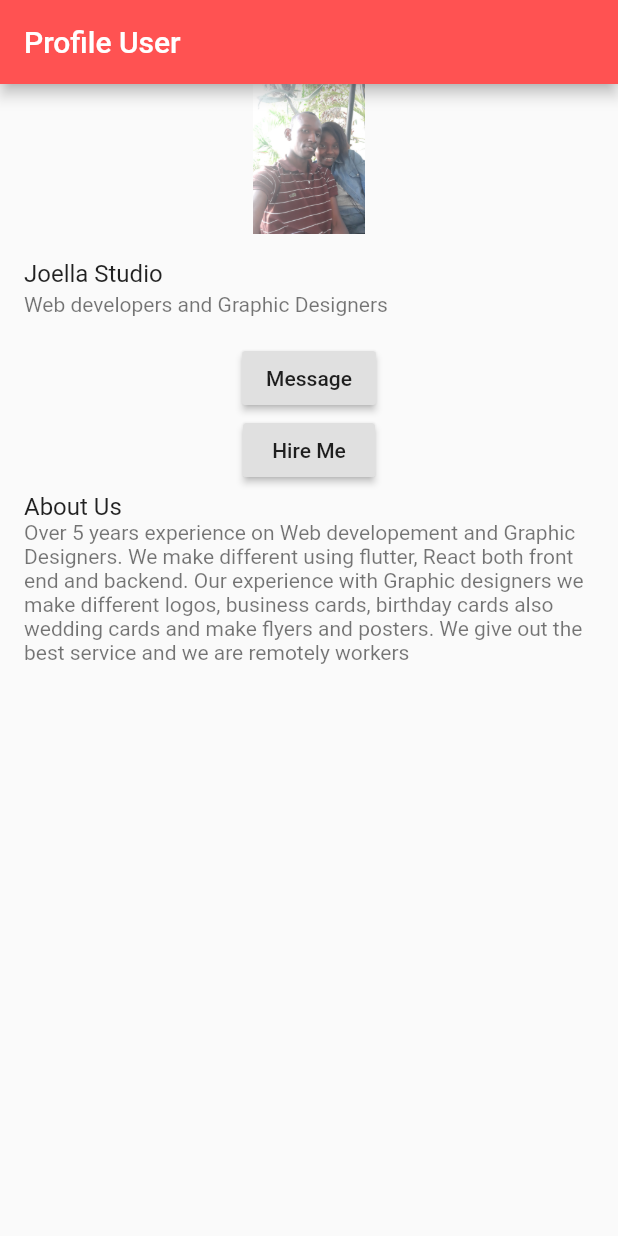
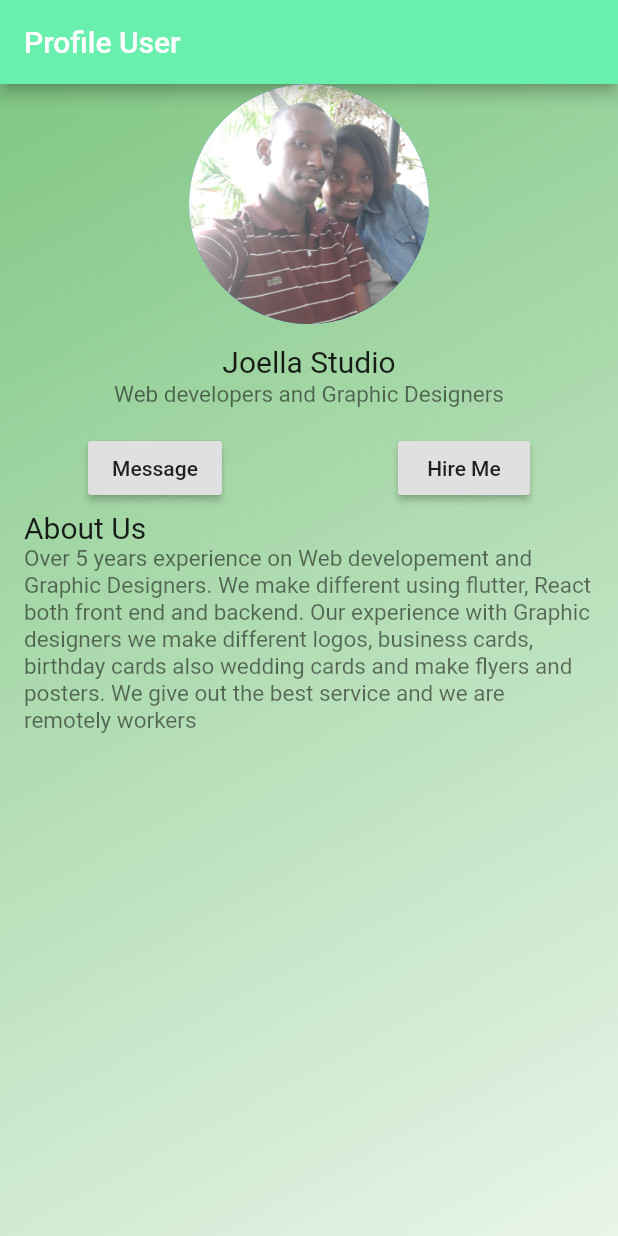
Before and after one commit to ella97/profile_app, a Flutter app: the screen it shows after launch, on a phone screen of 412 x 824 dp. Run offline on Flutter 3.47's test engine with Material 2 defaults, Android fonts, the phone set to English and light mode, and no system bars.

Commit message:
provided styling for the profile profile part 4

```diff
--- a/lib/app.dart
+++ b/lib/app.dart
@@ -4,41 +4,55 @@ class App extends StatelessWidget {
   @override
   Widget build(BuildContext context) {
     return MaterialApp(
-      theme: ThemeData(appBarTheme: AppBarTheme(color: Colors.redAccent)),
+      theme: ThemeData(appBarTheme: AppBarTheme(color: Colors.greenAccent)),
       home: Scaffold(
           appBar: AppBar(
             title: Text('Profile User'),
           ),
-          body: Column(
+          body: Container(
+            decoration: BoxDecoration(
+              gradient: LinearGradient(begin: Alignment.topLeft, end: Alignment.bottomRight, colors: [
+                Colors.green[300], Colors.green[50]
+              ])
+            ),
+            child: Column(
               children: <Widget>[
-              Image.asset(
-                "images/us.jpg",
-                width: 200,
-                height: 100,
+                CircleAvatar(
+                  radius: 80,
+                  backgroundImage: AssetImage("images/us.jpg"),
                 ),
                 ListTile(
-                title: Text("Joella Studio"),
-                subtitle: Text("Web developers and Graphic Designers"),
+                  title: Center(
+                      child: Text(
+                    "Joella Studio",
+                    style: TextStyle(fontSize: 20),
+                  )),
+                  subtitle: Center(
+                      child: Text(
+                    "Web developers and Graphic Designers",
+                    style: TextStyle(fontSize: 15),
+                  )),
+                ),
+                Row(
+                  mainAxisAlignment: MainAxisAlignment.spaceAround,
+                  children: <Widget>[
+                    RaisedButton(
+                      onPressed: () {},
+                      child: Text("Message"),
                     ),
                     RaisedButton(
-                onPressed: (){
-
-              },
-              child: Text("Message"),
-              ),
-
-               RaisedButton(
-                onPressed: (){
-
-              },
+                      onPressed: () {},
                       child: Text("Hire Me"),
                     ),
-
+                  ],
+                ),
                 ListTile(
-                title: Text("About Us"),
-                subtitle: Text("Over 5 years experience on Web developement and Graphic Designers. We make different using flutter, React both front end and backend. Our experience with Graphic designers we make different logos, business cards, birthday cards also wedding cards and make flyers and posters. We give out the best service and we are remotely workers"),
+                  title: Text("About Us",style: TextStyle(fontSize: 20),),
+                  subtitle: Text(
+                      "Over 5 years experience on Web developement and Graphic Designers. We make different using flutter, React both front end and backend. Our experience with Graphic designers we make different logos, business cards, birthday cards also wedding cards and make flyers and posters. We give out the best service and we are remotely workers", style: TextStyle(fontSize: 15),),
                 ),
               ],
+            ),
           )),
     );
   }
```
Lines whose indentation alone changed are shown as unchanged.
